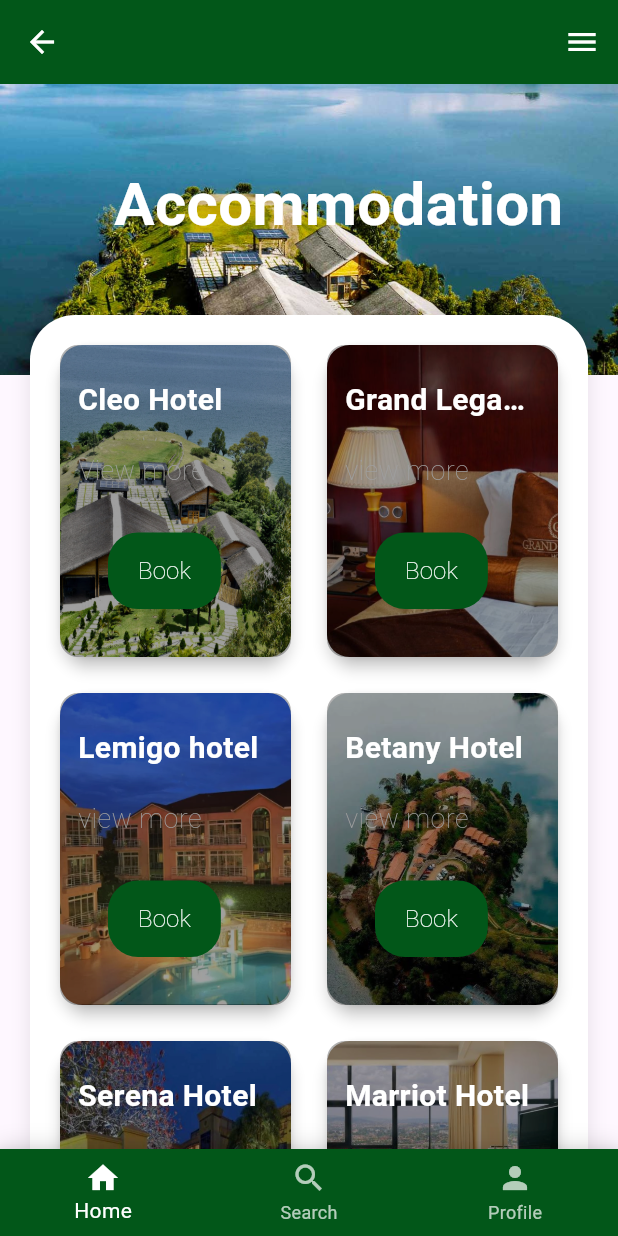
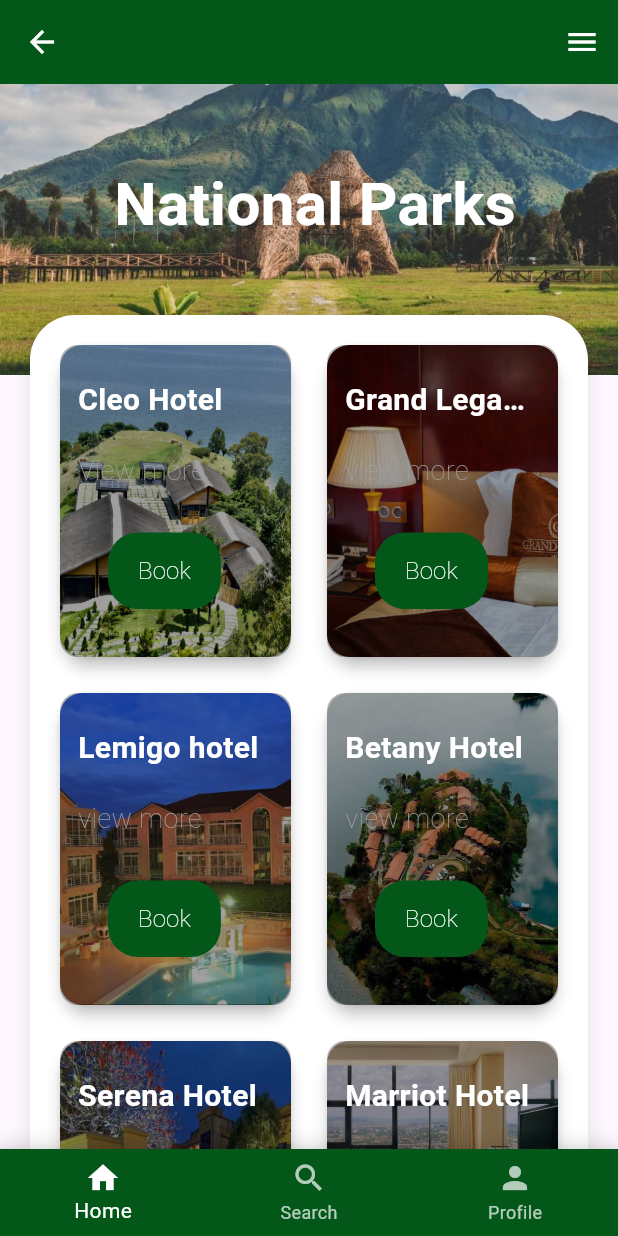
Before and after one commit to Ialbertine/Go2Rwanda_FlutterApp, a Flutter app: the screen it shows after launch, after a tap on "Get Started", on a phone screen of 412 x 824 dp. Run offline on Flutter 3.47's test engine with Material 3 defaults, Android fonts, the phone set to English and light mode, and no system bars.

Commit message:
chore: adding photos for national park

```diff
--- a/front_end/lib/main.dart
+++ b/front_end/lib/main.dart
@@ -1,5 +1,6 @@
 // ignore_for_file: use_super_parameters
 import 'package:flutter/material.dart';
+import 'package:front_end/pages/nationalparks.dart';
 import './auth/login.dart';
 import './auth/register.dart';
 import './pages/landingpage.dart';
@@ -38,7 +39,8 @@ class MyApp extends StatelessWidget {
         '/login': (context) => const LoginPage(),
         '/register': (context) => const RegisterPage(),
         '/homepage': (context) => const HomePage(),
-        '/accomodation':(context)=>const MyAppAccom()
+        '/accomodation':(context)=>const MyAppAccom(),
+        '/nationalpark':(context)=>const Nationalpark()
 
       },
     );
--- a/front_end/lib/pages/landingpage.dart
+++ b/front_end/lib/pages/landingpage.dart
@@ -52,7 +52,7 @@ class LandingPage extends StatelessWidget {
                       width: double.infinity,
                       child: ElevatedButton(
                         onPressed: () {
-                          Navigator.pushNamed(context, '/accomodation');
+                          Navigator.pushNamed(context, '/nationalpark');
                         },
                         style: ElevatedButton.styleFrom(
                           backgroundColor: Colors.white,
--- /dev/null
+++ b/front_end/lib/pages/nationalparks.dart
@@ -0,0 +1,350 @@
+import 'package:flutter/material.dart';
+
+void main() {
+  runApp(const Nationalpark());
+}
+
+class Nationalpark extends StatelessWidget {
+  const Nationalpark({super.key});
+
+  @override
+  Widget build(BuildContext context) {
+    return const MaterialApp(
+      debugShowCheckedModeBanner: false,
+      home: Nationalparks(),
+    );
+  }
+}
+
+class Nationalparks extends StatefulWidget {
+  const Nationalparks({super.key});
+
+  @override
+  State<Nationalparks> createState() => _AccommodationState();
+}
+
+class _AccommodationState extends State<Nationalparks> {
+  int _selectedIndex = 0; // Track selected footer item
+
+  final List<AccommodationItem> accommodations = [
+    AccommodationItem(
+      title: "Cleo Hotel",
+      image: "assets/cleo.jpg",
+      bookBtn: "Book",
+      rating: "View more",
+    ),
+    AccommodationItem(
+      title: "Grand Legacy hotel",
+      image: "assets/grandlegacy.jpg",
+      bookBtn: "Book",
+      rating: "view more",
+    ),
+    AccommodationItem(
+      title: "Lemigo hotel",
+      image: "assets/lemigohotel.webp",
+      bookBtn: "Book",
+      rating: "view more",
+    ),
+    AccommodationItem(
+      title: "Betany Hotel",
+      image: "assets/Betanyhotel.jpg",
+      bookBtn: "Book",
+      rating: "view more",
+    ),
+    AccommodationItem(
+      title: "Serena Hotel",
+      image: "assets/kigaliserena.jpg",
+      bookBtn: "Book",
+      rating: "view more",
+    ),
+    AccommodationItem(
+      title: "Marriot Hotel",
+      image: "assets/Marriot.jpg",
+      bookBtn: "Book",
+      rating: "view more",
+    ),
+  ];
+
+  void _onItemTapped(int index) {
+    setState(() {
+      _selectedIndex = index;
+    });
+  }
+
+  @override
+  Widget build(BuildContext context) {
+    return Scaffold(
+      body: Stack(
+        children: [
+          Stack(
+            children: [
+              // Background Image Section
+              Container(
+                height: 250,
+                decoration: const BoxDecoration(
+                  image: DecorationImage(
+                    image: AssetImage('assets/nationalparks.jpg'),
+                    fit: BoxFit.cover,
+                  ),
+                ),
+              ),
+
+              // Overlay Text
+              Positioned(
+                top: 100,
+                left: 60,
+                child: Container(
+                  padding: const EdgeInsets.symmetric(horizontal: 16, vertical: 8),
+                  child: const Text(
+                    'National Parks',
+                    style: TextStyle(
+                      color: Colors.white,
+                      fontSize: 40,
+                      fontWeight: FontWeight.bold,
+                    ),
+                  ),
+                ),
+              ),
+
+              // App Bar
+              Positioned(
+                top: 0,
+                left: 0,
+                right: 0,
+                child: AppBar(
+                  backgroundColor:const Color(0xFF025719),
+                  elevation: 0,
+                  leading: IconButton(
+                    icon: const Icon(Icons.arrow_back, color: Colors.white),
+                    onPressed: () {
+                      // Handle back action
+                    },
+                  ),
+                  actions: [
+                    IconButton(
+                      icon: const Icon(Icons.menu, color: Colors.white),
+                      onPressed: () {
+                        // Handle menu action
+                      },
+                    ),
+                  ],
+                ),
+              ),
+            ],
+          ),
+
+          // Main Content with Overlap
+          SingleChildScrollView(
+            child: Column(
+              children: [
+                const SizedBox(height: 190),
+                Padding(
+                  padding: const EdgeInsets.all(20.0),
+                  child: Container(
+                    decoration: BoxDecoration(
+                      color: Colors.white,
+                      borderRadius: const BorderRadius.all(Radius.circular(30)),
+                      boxShadow: [
+                        BoxShadow(
+                          color: Colors.black.withOpacity(0.1),
+                          blurRadius: 10,
+                          offset: const Offset(0, -5),
+                        ),
+                      ],
+                    ),
+                    child: Column(
+                      crossAxisAlignment: CrossAxisAlignment.start,
+                      children: [
+                        // Grid of Cards
+                        Padding(
+                          padding: const EdgeInsets.all(16.0),
+                          child: GridView.builder(
+                            physics: const NeverScrollableScrollPhysics(),
+                            shrinkWrap: true,
+                            gridDelegate: const SliverGridDelegateWithFixedCrossAxisCount(
+                              crossAxisCount: 2,
+                              childAspectRatio: 0.75,
+                              crossAxisSpacing: 16,
+                              mainAxisSpacing: 16,
+                            ),
+                            itemCount: accommodations.length,
+                            itemBuilder: (context, index) {
+                              return AccommodationCard(item: accommodations[index]);
+                            },
+                          ),
+                        ),
+                      ],
+                    ),
+                  ),
+                ),
+                // Add extra padding at the bottom for the navigation bar
+                const SizedBox(height: 70),
+              ],
+            ),
+          ),
+        ],
+      ),
+      // Add the bottom navigation bar
+      bottomNavigationBar: Container(
+        decoration: BoxDecoration(
+          color: const Color(0xFF025719),
+          boxShadow: [
+            BoxShadow(
+              color: Colors.black.withOpacity(0.1),
+              blurRadius: 10,
+              offset: const Offset(0, -5),
+            ),
+          ],
+        ),
+        child: BottomNavigationBar(
+          items: const <BottomNavigationBarItem>[
+            BottomNavigationBarItem(
+              icon: Icon(Icons.home),
+              label: 'Home',
+            ),
+            BottomNavigationBarItem(
+              icon: Icon(Icons.search),
+              label: 'Search',
+            ),
+            BottomNavigationBarItem(
+              icon: Icon(Icons.person),
+              label: 'Profile',
+            ),
+          ],
+          currentIndex: _selectedIndex,
+          backgroundColor:const Color(0xFF025719),
+          selectedItemColor: Colors.white,
+          unselectedItemColor: Colors.white70,
+          onTap: _onItemTapped,
+        ),
+      ),
+    );
+  }
+}
+
+class AccommodationItem {
+  final String title;
+  final String image;
+  final String bookBtn;
+  final String rating;
+
+  AccommodationItem({
+    required this.title,
+    required this.image,
+    required this.bookBtn,
+    required this.rating,
+  });
+}
+
+class AccommodationCard extends StatelessWidget {
+  final AccommodationItem item;
+
+  const AccommodationCard({
+    super.key,
+    required this.item,
+  });
+
+  @override
+  Widget build(BuildContext context) {
+    return Card(
+      elevation: 4,
+      shape: const RoundedRectangleBorder(
+        borderRadius: BorderRadius.all(Radius.circular(20)),
+      ),
+      child: Stack(
+        children: [
+          // Image Background
+          Stack(
+            children: [
+              Container(
+                decoration: BoxDecoration(
+                  borderRadius: const BorderRadius.all(Radius.circular(15)),
+                  image: DecorationImage(
+                    image: AssetImage(item.image),
+                    fit: BoxFit.cover,
+                  ),
+                ),
+              ),
+              Container(
+                decoration: BoxDecoration(
+                  color: Colors.black.withOpacity(0.1),
+                  borderRadius: const BorderRadius.all(Radius.circular(15)),
+                ),
+              ),
+            ],
+          ),
+
+          // Content Overlay
+          Container(
+            padding: const EdgeInsets.all(12.0),
+            decoration: BoxDecoration(
+              gradient: LinearGradient(
+                colors: [
+                  Colors.black.withOpacity(0.6),
+                  Colors.black.withOpacity(0.3),
+                ],
+                begin: Alignment.center,
+                end: Alignment.center,
+              ),
+              borderRadius: const BorderRadius.all(Radius.circular(12)),
+            ),
+            child: Column(
+              mainAxisAlignment: MainAxisAlignment.end,
+              crossAxisAlignment: CrossAxisAlignment.start,
+              children: [
+                Text(
+                  item.title,
+                  style: const TextStyle(
+                    fontSize: 20,
+                    fontWeight: FontWeight.bold,
+                    color: Colors.white,
+                  ),
+                  maxLines: 1,
+                  overflow: TextOverflow.ellipsis,
+                ),
+                const SizedBox(height: 20),
+                Row(
+                  mainAxisAlignment: MainAxisAlignment.start,
+                  children: [
+                    Text(
+                      item.rating,
+                      style: const TextStyle(
+                        fontSize: 18,
+                        fontWeight: FontWeight.w100,
+                        color: Colors.grey,
+                      ),
+                    ),
+                  ],
+                ),
+                const SizedBox(height: 8),
+                Padding(
+                  padding: const EdgeInsets.all(20.0),
+                  child: TextButton(
+                    style: TextButton.styleFrom(
+                      backgroundColor: const Color(0xFF025719),
+                      padding: const EdgeInsets.symmetric(vertical: 14, horizontal: 20),
+                      shape: const RoundedRectangleBorder(
+                        borderRadius: BorderRadius.all(Radius.circular(20)),
+                      ),
+                    ),
+                    onPressed: () {
+                      // Define your onPressed action here
+                    },
+                    child: Text(
+                      item.bookBtn,
+                      style: const TextStyle(
+                        fontSize: 16,
+                        fontWeight: FontWeight.w100,
+                        color: Colors.white,
+                      ),
+                    ),
+                  ),
+                ),
+              ],
+            ),
+          ),
+        ],
+      ),
+    );
+  }
+}
```
Also changed, not shown: front_end/assets/akageranational.jpg (added), front_end/assets/gishwati.jpg (added), front_end/assets/nationalparks.jpg (added), front_end/assets/nyungwe national park.jpg (added), front_end/assets/volcanonational park.jpg (added).
